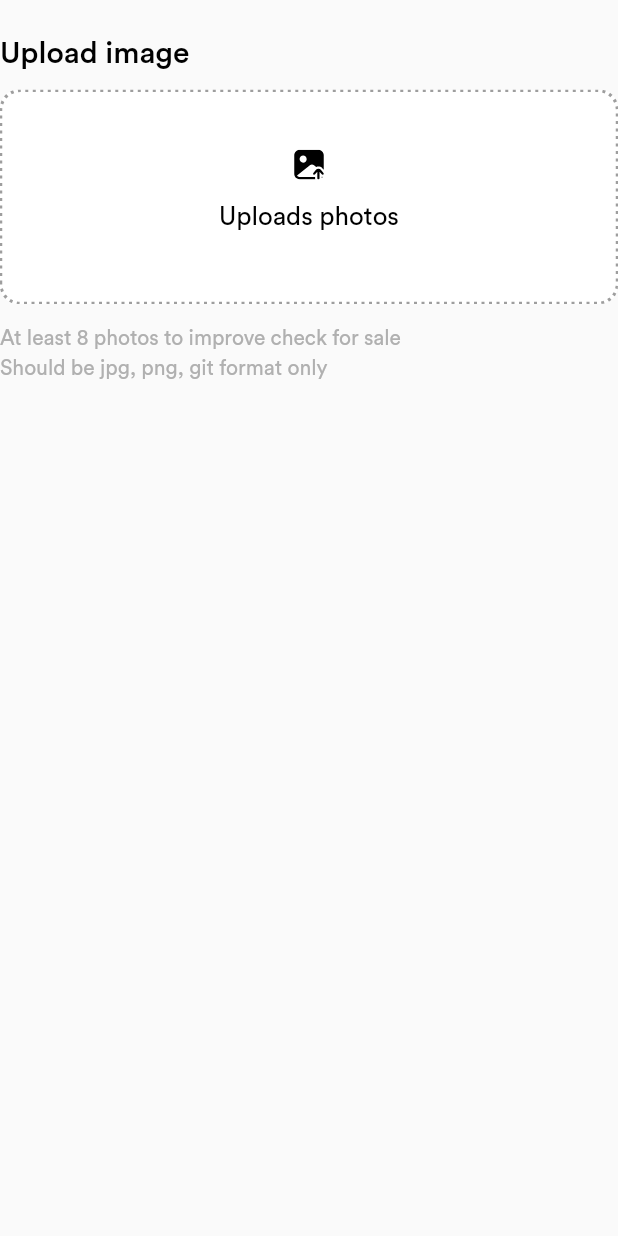
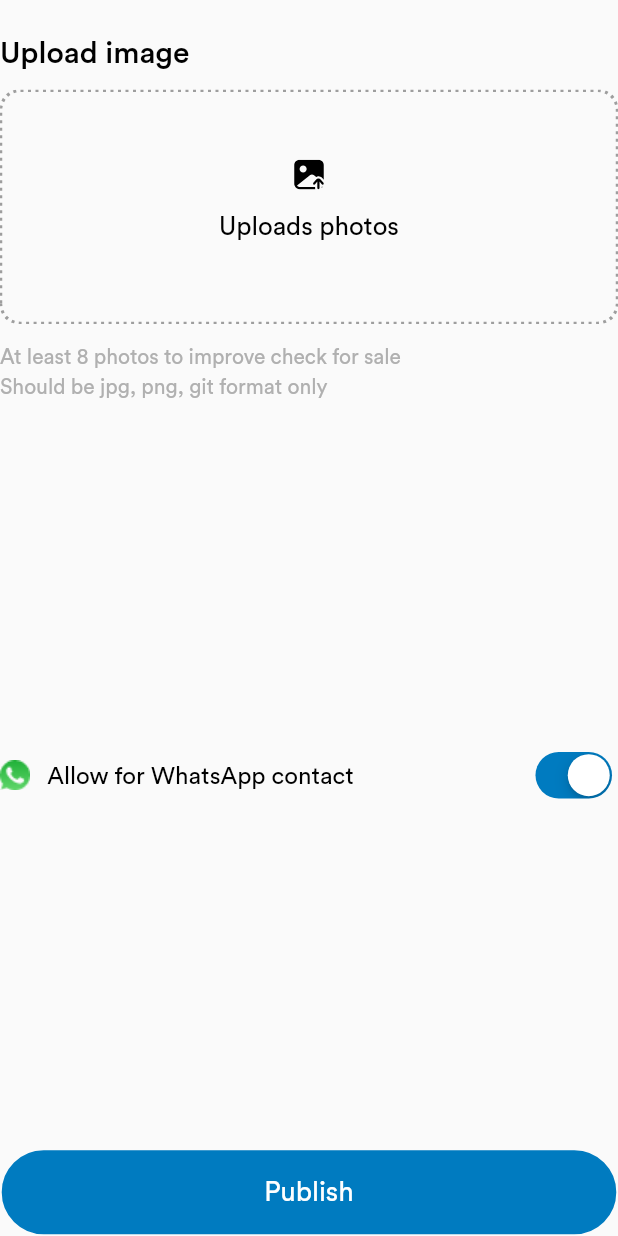
Before and after one commit to MuhammadAsim19/Biz-Pay-Flutter-App, a Flutter app: the PublishWidget screen opened directly, on a phone screen of 412 x 824 dp. Run offline on Flutter 3.47's test engine with Material 2 defaults, Android fonts, the phone set to English and light mode, and no system bars; drawn by our look-alikes of dotted_border; our stand-ins replace cached_network_image, connectivity_plus, file_picker, flutter_bloc, flutter_rating_bar, flutter_screenutil and 7 more; missing offline and left inert: android_path_provider, flutter_downloader; accounts and stored records are empty.

Commit message:
final Ui

```diff
--- a/lib/Data/DataSource/Resources/assets.dart
+++ b/lib/Data/DataSource/Resources/assets.dart
@@ -40,8 +40,8 @@ static const String dropDownIcon='assets/images/DropDownIcon.svg';
 
 static const String dummyImage="assets/images/dummyImage.png";
 static const String dummyImage2='assets/images/dummyImage2.png';
-
-
+static const String whatsAppIcon='assets/images/whatsAppIcon.png';
+static const String publishIconSuccess='assets/images/publishIconSucces.png';
   static const String dummyImage3='assets/images/dummyimage3.png';
   static const String dummyImage4='assets/images/dummyimage4.png';
   static const String dummyImage5='assets/images/dummyimage5.png';
--- /dev/null
+++ b/lib/Presentation/Common/add_image_widget.dart
@@ -0,0 +1,60 @@
+import 'package:buysellbiz/Data/DataSource/Resources/imports.dart';
+import 'package:dotted_border/dotted_border.dart';
+
+class AddImageWidget extends StatelessWidget {
+  final VoidCallback onTap;
+  final String? addText;
+  final double? height;
+  final double? width;
+  final String? text;
+  final TextStyle? style;
+
+  const AddImageWidget({
+    super.key,
+    required this.onTap,
+    this.addText, this.height, this.width, this.text, this.style,
+  });
+
+  @override
+  Widget build(BuildContext context) {
+    return GestureDetector(
+      onTap: onTap,
+      behavior: HitTestBehavior.opaque,
+      child: ClipRRect(
+        borderRadius: const BorderRadius.all(Radius.circular(12)),
+        child: DottedBorder(
+          borderType: BorderType.RRect,
+          radius: const Radius.circular(12).r,
+          padding: const EdgeInsets.symmetric(vertical: 35).r,
+          color: AppColors.greyColor,
+          strokeWidth: 3,
+          dashPattern: const [2, 3],
+          child: SizedBox(
+            height: height??76,
+            width:width??1.sw,
+            child: Column(
+
+              mainAxisAlignment: MainAxisAlignment.center,
+              crossAxisAlignment: CrossAxisAlignment.center,
+              children: [
+                SvgPicture.asset(Assets.addImageIcon,height: 20,width: 20,),
+                CustomSizedBox.height(10),
+                Padding(
+                  padding: const EdgeInsets.only(bottom: 6).r,
+                  child: AppText(
+                    text??"Uploads photos",
+                    style:style?? Styles.circularStdRegular(
+                      context,
+                      fontSize: 15.sp,
+                      color: AppColors.blackColor,
+                    ),
+                  ),
+                ),
+              ],
+            ),
+          ),
+        ),
+      ),
+    );
+  }
+}
--- a/lib/Presentation/Common/app_buttons.dart
+++ b/lib/Presentation/Common/app_buttons.dart
@@ -21,7 +21,7 @@ class CustomButton extends StatelessWidget {
   final double? verticalPadding;
   final double? horizontalMargin;
   final double? verticalMargin;
-
+final TextStyle? textStyleButton;
   ///must be Asset Image
   final String? trailingIcon;
 
@@ -65,7 +65,7 @@ final bool? isButtonAlignLeft;
     this.isButtonAlignLeft,
     this.borderColor = AppColors.primaryColor, this.textFontWeight, this.textSize,
     // this.borderColor = AppColors.primaryColor, this.textFontWeight, this.textSize, this.trailIconWidth,
-    this.borderThickness, this.trailIconHeight, this.gapWidth, this.trailIconWidth,
+    this.borderThickness, this.trailIconHeight, this.gapWidth, this.trailIconWidth, this.textStyleButton,
   }) : super(key: key);
 
   @override
@@ -118,11 +118,11 @@ final bool? isButtonAlignLeft;
               CustomSizedBox.width(gapWidth??0),
               AppText(
                 text,
-                style: Styles.circularStdRegular(
+                style: textStyleButton?? Styles.circularStdRegular(
                   context,
                   color: textColor,
                   fontSize: textSize?? 16.sp,
-                  fontWeight: textFontWeight?? FontWeight.bold
+                  fontWeight: textFontWeight?? FontWeight.w500
                 ),
               ),
               trailingIcon != null
--- a/lib/Presentation/Widgets/Dashboard/Buisness/AddBuisness/Components/publishWidget.dart
+++ b/lib/Presentation/Widgets/Dashboard/Buisness/AddBuisness/Components/publishWidget.dart
@@ -1,9 +1,17 @@
 import 'dart:io';
 
+import 'package:buysellbiz/Application/Services/Navigation/navigation.dart';
+import 'package:buysellbiz/Application/Services/PickerServices/picker_services.dart';
 import 'package:buysellbiz/Data/DataSource/Resources/Extensions/extensions.dart';
 import 'package:buysellbiz/Data/DataSource/Resources/imports.dart';
+import 'package:buysellbiz/Presentation/Common/add_image_widget.dart';
+import 'package:buysellbiz/Presentation/Common/app_buttons.dart';
+import 'package:buysellbiz/Presentation/Common/dialog.dart';
+import 'package:buysellbiz/Presentation/Common/display_images.dart';
+import 'package:buysellbiz/Presentation/Widgets/Dashboard/Buisness/AddBuisness/Components/add_business_success_diolog.dart';
 import 'package:dotted_border/dotted_border.dart';
 import 'package:file_picker/file_picker.dart';
+import 'package:flutter/cupertino.dart';
 import 'package:image_picker/image_picker.dart';
 
 class PublishWidget extends StatefulWidget {
@@ -15,10 +23,22 @@ class PublishWidget extends StatefulWidget {
 
 class _PublishWidgetState extends State<PublishWidget> {
   var images;
-
+bool isToggle=true;
   @override
   Widget build(BuildContext context) {
     return Scaffold(
+      bottomNavigationBar: CustomButton(onTap: () async {
+
+
+CustomDialog.dialog(context, const AddSuccessDialog(),barrierDismissible: false);
+await Future.delayed(const Duration(seconds: 3));
+        Navigate.pop(context);
+        Navigate.pop(context);
+
+      },
+        borderRadius: 30,
+        height: 56,
+        text: 'Publish' ,),
       body: Column(
         crossAxisAlignment: CrossAxisAlignment.start,
         children: [
@@ -66,191 +86,26 @@ AppText('At least 8 photos to improve check for sale', style: Styles.circularStd
             ),
           )
               : const SizedBox(),
+const  Spacer(),
+          Row(children: [
+
+           const AssetImageWidget(url: Assets.whatsAppIcon,height: 20,width: 20,),
+            10.x
+,            AppText("Allow for WhatsApp contact", style: Styles.circularStdRegular(context,fontSize: 16)),
+const Spacer(),
+CupertinoSwitch(value: isToggle, onChanged: (v){
+
+  setState(() {
+    isToggle=v;
+  });
+
+},activeColor: AppColors.primaryColor,)
+
+          ],),
+          const Spacer()
+
         ],
       ),
     );
   }
 }
-
-class AddImageWidget extends StatelessWidget {
-  final VoidCallback onTap;
-  final String? addText;
-
-  const AddImageWidget({
-    super.key,
-    required this.onTap,
-    this.addText,
-  });
-
-  @override
-  Widget build(BuildContext context) {
-    return GestureDetector(
-      onTap: onTap,
-      behavior: HitTestBehavior.opaque,
-      child: ClipRRect(
-        borderRadius: const BorderRadius.all(Radius.circular(12)),
-        child: Container(
-          color: AppColors.whiteColor,
-          width: 1.sw,
-          //  height: 110,
-          child: DottedBorder(
-            borderType: BorderType.RRect,
-            radius: const Radius.circular(12).r,
-            padding: const EdgeInsets.symmetric(vertical: 35).r,
-            color: AppColors.greyColor,
-            strokeWidth: 3,
-            dashPattern: const [2, 3],
-            child: Center(
-              child: Column(
-                //mainAxisAlignment: MainAxisAlignment.center,
-                crossAxisAlignment: CrossAxisAlignment.center,
-                children: [
-                  SvgPicture.asset(Assets.addImageIcon,height: 20,width: 20,),
-                  CustomSizedBox.height(10),
-                  Padding(
-                    padding: const EdgeInsets.only(bottom: 6).r,
-                    child: AppText(
-                     "Uploads photos",
-                      style: Styles.circularStdRegular(
-                        context,
-                        fontSize: 15.sp,
-                        color: AppColors.blackColor,
-                      ),
-                    ),
-                  ),
-                ],
-              ),
-            ),
-          ),
-        ),
-      ),
-    );
-  }
-}
-
-class PickFile {
-  static Future pickImage() async {
-    FilePickerResult? result = await FilePicker.platform.pickFiles(
-      type: FileType.image,
-      // allowedExtensions: [".jpg",".png",".heic","jpeg"],
-      allowMultiple: true,
-    );
-    if (result == null) return;
-    final images = result.paths;
-    return images;
-  }
-
-  static Future pickSingleImage() async {
-    FilePickerResult? result = await FilePicker.platform.pickFiles(
-      type: FileType.image,
-      // allowedExtensions: [".jpg",".png",".heic","jpeg"],
-      allowMultiple: false,
-    );
-    if (result == null) return;
-    String? images = result.paths[0];
-    return images;
-  }
-
-  static Future<FilePickerResult?> pickFile() async {
-    FilePickerResult? result = await FilePicker.platform.pickFiles(
-      type: FileType.any,
-      allowMultiple: true,
-      // allowedExtensions: [
-      //   'jpg',
-      //   'png',
-      //   'jpeg',
-      //   'docx',
-      //   'doc',
-      //   'pdf',
-      //   'csv',
-      //   'xls',
-      //   'xlsx',
-      //   'txt',
-      //   'mp4',
-      // ],
-    );
-    if (result == null) return null;
-    return result;
-  }
-
-  static Future<List<PlatformFile>?> pickFiles() async {
-    FilePickerResult? result = await FilePicker.platform.pickFiles(
-      type: FileType.any,
-      allowMultiple: true,
-      // allowedExtensions: [
-      //   'jpg',
-      //   'png',
-      //   'jpeg',
-      //   'docx',
-      //   'doc',
-      //   'pdf',
-      //   'csv',
-      //   'xls',
-      //   'xlsx',
-      //   'txt',
-      //   'mp4',
-      // ],
-    );
-    if (result == null) return null;
-    return result.files;
-  }
-
-  static Future getImage(ImageSource source) async {
-    final image = await ImagePicker().pickImage(source: source);
-    if (image == null) return;
-    final imageTemporary = File(image.path);
-    return imageTemporary;
-  }
-}
-
-class DisplayFileImage extends StatelessWidget {
-  final String fileImage;
-  final VoidCallback onDeleteTap;
-
-  // final  int index;
-
-  const DisplayFileImage({
-    super.key,
-    required this.fileImage,
-    required this.onDeleteTap,
-  });
-
-  @override
-  Widget build(BuildContext context) {
-    return Stack(
-      children: [
-        Container(
-          width: 120.w,
-          height: 120.w,
-          decoration: BoxDecoration(
-            borderRadius: BorderRadius.circular(10),
-            // border: Border.all(
-            //   color: AppColors.primaryColor,
-            // ),
-          ),
-          child: Center(
-            child: SizedBox(
-              width: 100.w,
-              height: 92.h,
-              child: ClipRRect(
-                borderRadius: BorderRadius.circular(8),
-                child: Image.file(
-                  File(fileImage),
-                  fit: BoxFit.fill,
-                ),
-              ),
-            ),
-          ),
-        ),
-        Positioned(
-          top: 0,
-          right: 1,
-          child:GestureDetector(
-
-              onTap: onDeleteTap,
-              child: SvgPicture.asset(Assets.crossDeleteIcon)),
-        )
-      ],
-    );
-  }
-}
```
Also changed, not shown: lib/Application/Services/PickerServices/picker_services.dart (added, +79 -0 lines), lib/Presentation/Common/display_images.dart (added, +55 -0 lines), lib/Presentation/Widgets/Dashboard/Buisness/AddBuisness/Components/add_business_success_diolog.dart (added, +37 -0 lines), lib/Presentation/Widgets/Dashboard/Buisness/AddBuisness/Components/business_details_add.dart (+12 -1 lines), assets/images/publishIconSucces.png (added), assets/images/whatsAppIcon.png (added), assets/images/whatsAppIcon.svg (added).
